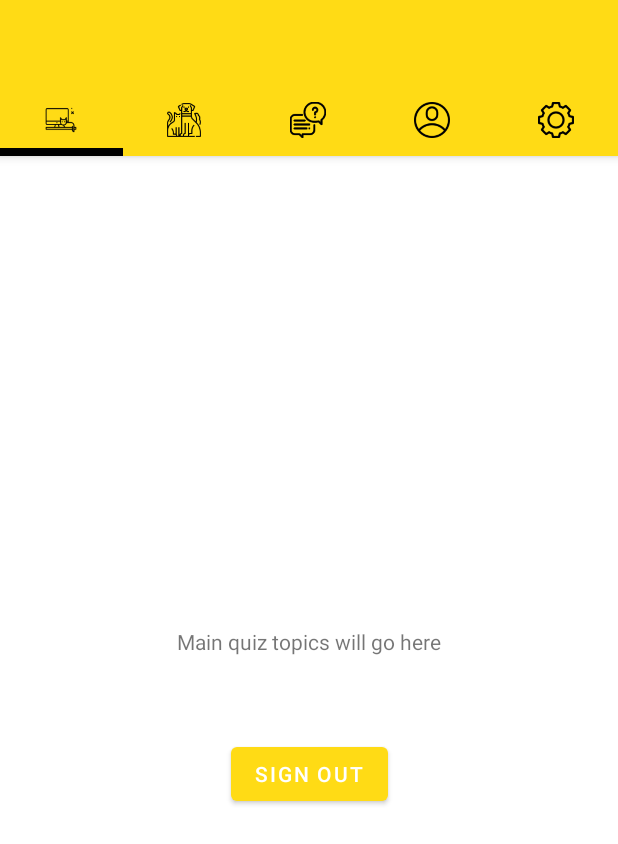
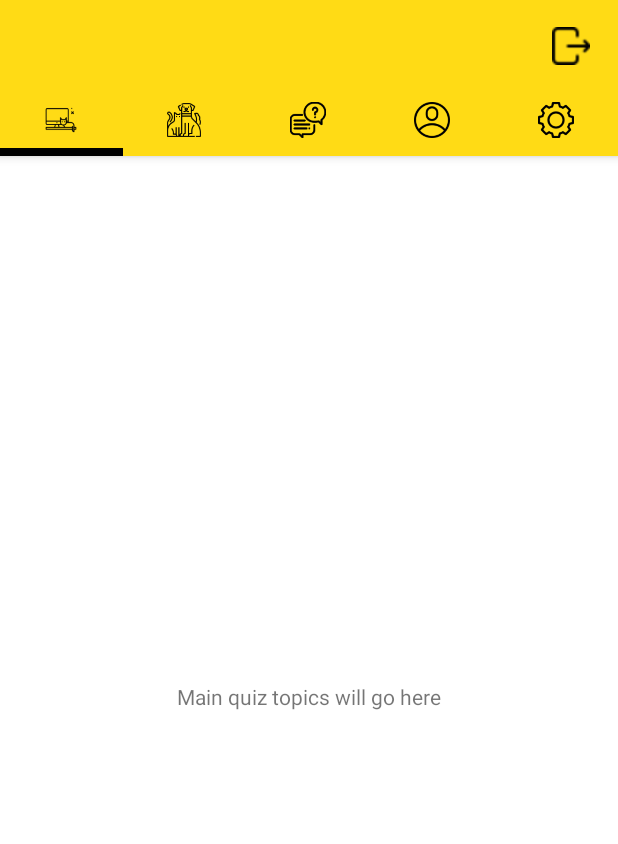
Before and after one commit to gerlindee/BSc-Thesis-Quizzicat-App, an Android app: the screen it shows after launch once a user with an empty profile is signed in (MainMenuActivity), on a phone screen of 412 x 824 dp. Shown: the top 844 px of the screen. Run offline under Robolectric (Android 15) with nearby library versions, the phone set to English and light mode, and no system bars; our stand-ins replace Firebase (no records; nobody signed in at launch, a user with empty details on screens opened directly), Volley; libraries missing offline, so code that uses them is left out: com.facebook, com.facebook.login; network calls fail; 4 statements that could not run were skipped.

Commit message:
[ design ] sign out button in the main menu toolbar

```diff
--- a/Application/app/src/main/java/com/example/quizzicat/Fragments/TopicCategoriesFragment.kt
+++ b/Application/app/src/main/java/com/example/quizzicat/Fragments/TopicCategoriesFragment.kt
@@ -16,21 +16,11 @@ import kotlinx.android.synthetic.main.fragment_topic_categories.*
 
 class TopicCategoriesFragment : Fragment() {
 
-    private var mFirebaseAuth: FirebaseAuth? = null
-
     override fun onCreateView(inflater: LayoutInflater, container: ViewGroup?, savedInstanceState: Bundle?): View? {
         return inflater.inflate(R.layout.fragment_topic_categories, container, false)
     }
 
     override fun onViewCreated(view: View, savedInstanceState: Bundle?) {
-        mFirebaseAuth = FirebaseAuth.getInstance()
-
-        sign_out_button.setOnClickListener {
-            mFirebaseAuth!!.signOut()
-            LoginManager.getInstance().logOut();
-            val loginIntent = Intent(context, LoginActivity::class.java)
-            startActivity(loginIntent)
-        }
     }
 
 }
--- a/Application/app/src/main/java/com/example/quizzicat/MainMenuActivity.kt
+++ b/Application/app/src/main/java/com/example/quizzicat/MainMenuActivity.kt
@@ -1,19 +1,26 @@
 package com.example.quizzicat
 
+import android.content.Intent
 import androidx.appcompat.app.AppCompatActivity
 import android.os.Bundle
 import androidx.viewpager2.widget.ViewPager2
 import com.example.quizzicat.Adapters.MainMenuViewPagerAdapter
+import com.facebook.login.LoginManager
 import com.google.android.material.tabs.TabLayout
 import com.google.android.material.tabs.TabLayoutMediator
+import com.google.firebase.auth.FirebaseAuth
+import kotlinx.android.synthetic.main.activity_main_menu.*
 
 class MainMenuActivity : AppCompatActivity() {
 
     private val mTabsTitles = ArrayList<Int>()
+    private var mFirebaseAuth: FirebaseAuth? = null
 
     override fun onCreate(savedInstanceState: Bundle?) {
         super.onCreate(savedInstanceState)
         setContentView(R.layout.activity_main_menu)
+
+        mFirebaseAuth = FirebaseAuth.getInstance()
 
         setTitlesForTabs()
 
@@ -25,9 +32,16 @@ class MainMenuActivity : AppCompatActivity() {
             tab.icon = getDrawable(mTabsTitles[position])
             menuViewPager.setCurrentItem(tab.position, true)
         }.attach()
+
+        sign_out_button.setOnClickListener {
+            mFirebaseAuth!!.signOut()
+            LoginManager.getInstance().logOut();
+            val loginIntent = Intent(this, LoginActivity::class.java)
+            startActivity(loginIntent)
+        }
     }
 
-    fun setTitlesForTabs() {
+    private fun setTitlesForTabs() {
         mTabsTitles.add(R.drawable.single_player_tab)
         mTabsTitles.add(R.drawable.multiplayer_tab)
         mTabsTitles.add(R.drawable.questions_tab)
--- a/Application/app/src/main/res/layout/activity_main_menu.xml
+++ b/Application/app/src/main/res/layout/activity_main_menu.xml
@@ -20,7 +20,29 @@
             android:layout_width="match_parent"
             android:layout_height="?attr/actionBarSize"
             android:background="?attr/colorPrimary"
-            app:popupTheme="@style/ThemeOverlay.AppCompat.Light" />
+            app:popupTheme="@style/ThemeOverlay.AppCompat.Light" >
+
+            <androidx.constraintlayout.widget.ConstraintLayout
+                android:layout_width="match_parent"
+                android:layout_height="match_parent"
+                android:paddingTop="5dp"
+                android:orientation="horizontal">
+
+                <ImageView
+                    android:id="@+id/sign_out_button"
+                    android:layout_width="25dp"
+                    android:layout_height="25dp"
+                    android:background="@drawable/sign"
+                    app:layout_constraintBottom_toBottomOf="parent"
+                    app:layout_constraintEnd_toEndOf="parent"
+                    app:layout_constraintHorizontal_bias="0.95"
+                    app:layout_constraintStart_toStartOf="parent"
+                    app:layout_constraintTop_toTopOf="parent"
+                    tools:ignore="ContentDescription" />
+
+            </androidx.constraintlayout.widget.ConstraintLayout>
+
+        </androidx.appcompat.widget.Toolbar>
 
         <com.google.android.material.tabs.TabLayout
             android:id="@+id/main_menu_tabs_layout"
--- a/Application/app/src/main/res/layout/fragment_topic_categories.xml
+++ b/Application/app/src/main/res/layout/fragment_topic_categories.xml
@@ -14,22 +14,9 @@
         android:layout_width="wrap_content"
         android:layout_height="wrap_content"
         android:text="Main quiz topics will go here"
-        app:layout_constraintBottom_toTopOf="@+id/sign_out_button"
-        app:layout_constraintEnd_toEndOf="parent"
-        app:layout_constraintStart_toStartOf="parent"
-        app:layout_constraintTop_toTopOf="parent"
-        app:layout_constraintVertical_bias="0.852" />
-
-    <Button
-        android:id="@+id/sign_out_button"
-        android:layout_width="wrap_content"
-        android:layout_height="wrap_content"
-        android:layout_marginBottom="284dp"
-        android:text="Sign out"
         app:layout_constraintBottom_toBottomOf="parent"
         app:layout_constraintEnd_toEndOf="parent"
         app:layout_constraintStart_toStartOf="parent"
-        app:layout_constraintTop_toBottomOf="@+id/textView"
-        app:layout_constraintVertical_bias="0.143" />
+        app:layout_constraintTop_toTopOf="parent" />
 
 </androidx.constraintlayout.widget.ConstraintLayout>
```
Also changed, not shown: Application/app/src/main/res/drawable/sign.png (added), 1 other file.
